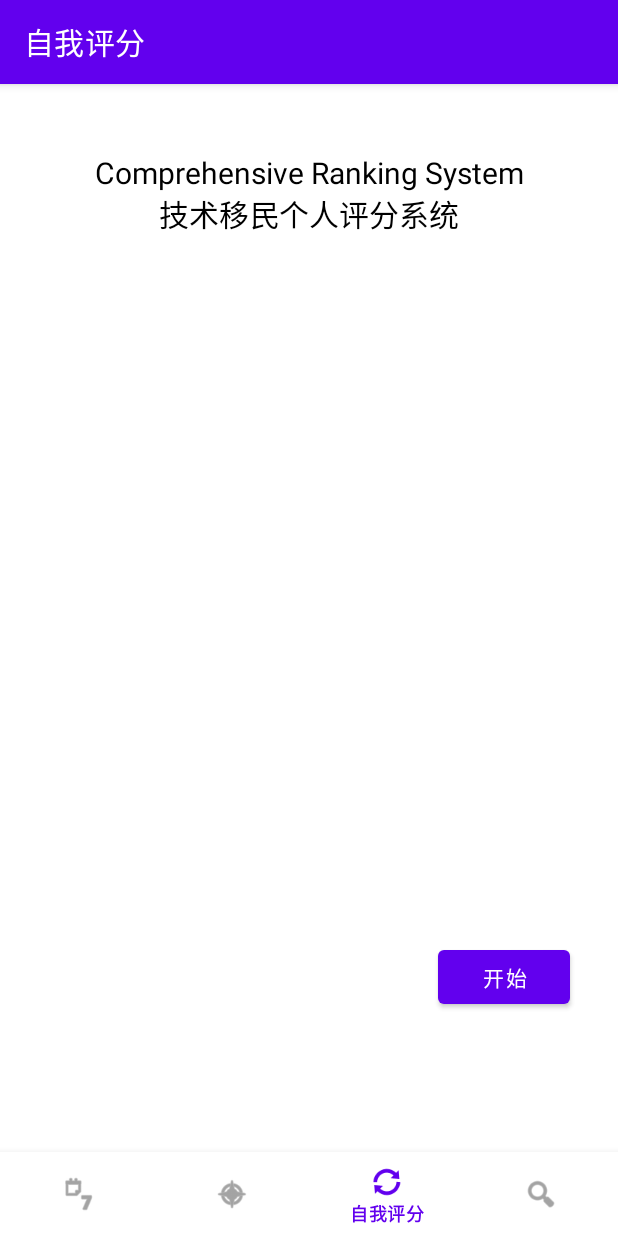
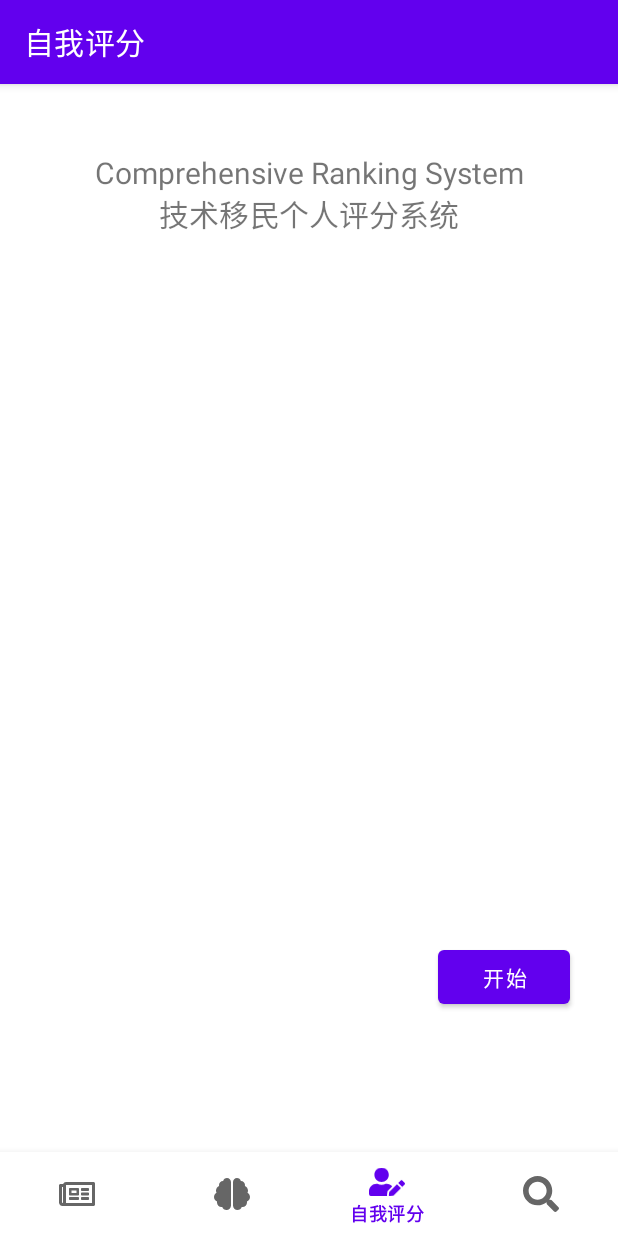
Before and after one commit to dl-maxwang/android_maptocanada, an Android app: the CrsFragment screen opened through its navigation route, on a phone screen of 412 x 824 dp. Run offline under Robolectric (Android 15) with nearby library versions, the phone set to English and light mode, and no system bars; our stand-ins replace navigation-ui; network calls fail.

Commit message:
update icons

```diff
--- /dev/null
+++ b/app/src/main/res/drawable/ic_brain_solid.xml
@@ -0,0 +1,9 @@
+<vector xmlns:android="http://schemas.android.com/apk/res/android"
+    android:width="576dp"
+    android:height="512dp"
+    android:viewportWidth="576"
+    android:viewportHeight="512">
+  <path
+      android:pathData="M208,0c-29.9,0 -54.7,20.5 -61.8,48.2 -0.8,0 -1.4,-0.2 -2.2,-0.2 -35.3,0 -64,28.7 -64,64 0,4.8 0.6,9.5 1.7,14C52.5,138 32,166.6 32,200c0,12.6 3.2,24.3 8.3,34.9C16.3,248.7 0,274.3 0,304c0,33.3 20.4,61.9 49.4,73.9 -0.9,4.6 -1.4,9.3 -1.4,14.1 0,39.8 32.2,72 72,72 4.1,0 8.1,-0.5 12,-1.2 9.6,28.5 36.2,49.2 68,49.2 39.8,0 72,-32.2 72,-72L272,64c0,-35.3 -28.7,-64 -64,-64zM576,304c0,-29.7 -16.3,-55.3 -40.3,-69.1 5.2,-10.6 8.3,-22.3 8.3,-34.9 0,-33.4 -20.5,-62 -49.7,-74 1,-4.5 1.7,-9.2 1.7,-14 0,-35.3 -28.7,-64 -64,-64 -0.8,0 -1.5,0.2 -2.2,0.2C422.7,20.5 397.9,0 368,0c-35.3,0 -64,28.6 -64,64v376c0,39.8 32.2,72 72,72 31.8,0 58.4,-20.7 68,-49.2 3.9,0.7 7.9,1.2 12,1.2 39.8,0 72,-32.2 72,-72 0,-4.8 -0.5,-9.5 -1.4,-14.1 29,-12 49.4,-40.6 49.4,-73.9z"
+      android:fillColor="@color/white"/>
+</vector>
--- /dev/null
+++ b/app/src/main/res/drawable/ic_newspaper_regular.xml
@@ -0,0 +1,9 @@
+<vector xmlns:android="http://schemas.android.com/apk/res/android"
+    android:width="576dp"
+    android:height="512dp"
+    android:viewportWidth="576"
+    android:viewportHeight="512">
+  <path
+      android:pathData="M552,64L112,64c-20.858,0 -38.643,13.377 -45.248,32L24,96c-13.255,0 -24,10.745 -24,24v272c0,30.928 25.072,56 56,56h496c13.255,0 24,-10.745 24,-24L576,88c0,-13.255 -10.745,-24 -24,-24zM48,392L48,144h16v248c0,4.411 -3.589,8 -8,8s-8,-3.589 -8,-8zM528,400L111.422,400c0.374,-2.614 0.578,-5.283 0.578,-8L112,112h416v288zM172,280h136c6.627,0 12,-5.373 12,-12v-96c0,-6.627 -5.373,-12 -12,-12L172,160c-6.627,0 -12,5.373 -12,12v96c0,6.627 5.373,12 12,12zM200,200h80v40h-80v-40zM160,340v-24c0,-6.627 5.373,-12 12,-12h136c6.627,0 12,5.373 12,12v24c0,6.627 -5.373,12 -12,12L172,352c-6.627,0 -12,-5.373 -12,-12zM352,340v-24c0,-6.627 5.373,-12 12,-12h104c6.627,0 12,5.373 12,12v24c0,6.627 -5.373,12 -12,12L364,352c-6.627,0 -12,-5.373 -12,-12zM352,196v-24c0,-6.627 5.373,-12 12,-12h104c6.627,0 12,5.373 12,12v24c0,6.627 -5.373,12 -12,12L364,208c-6.627,0 -12,-5.373 -12,-12zM352,268v-24c0,-6.627 5.373,-12 12,-12h104c6.627,0 12,5.373 12,12v24c0,6.627 -5.373,12 -12,12L364,280c-6.627,0 -12,-5.373 -12,-12z"
+      android:fillColor="@color/white"/>
+</vector>
--- /dev/null
+++ b/app/src/main/res/drawable/ic_search_solid.xml
@@ -0,0 +1,9 @@
+<vector xmlns:android="http://schemas.android.com/apk/res/android"
+    android:width="512dp"
+    android:height="512dp"
+    android:viewportWidth="512"
+    android:viewportHeight="512">
+  <path
+      android:pathData="M505,442.7L405.3,343c-4.5,-4.5 -10.6,-7 -17,-7H372c27.6,-35.3 44,-79.7 44,-128C416,93.1 322.9,0 208,0S0,93.1 0,208s93.1,208 208,208c48.3,0 92.7,-16.4 128,-44v16.3c0,6.4 2.5,12.5 7,17l99.7,99.7c9.4,9.4 24.6,9.4 33.9,0l28.3,-28.3c9.4,-9.4 9.4,-24.6 0.1,-34zM208,336c-70.7,0 -128,-57.2 -128,-128 0,-70.7 57.2,-128 128,-128 70.7,0 128,57.2 128,128 0,70.7 -57.2,128 -128,128z"
+      android:fillColor="@color/white"/>
+</vector>
--- /dev/null
+++ b/app/src/main/res/drawable/ic_user_edit_solid.xml
@@ -0,0 +1,9 @@
+<vector xmlns:android="http://schemas.android.com/apk/res/android"
+    android:width="640dp"
+    android:height="512dp"
+    android:viewportWidth="640"
+    android:viewportHeight="512">
+  <path
+      android:pathData="M224,256c70.7,0 128,-57.3 128,-128S294.7,0 224,0 96,57.3 96,128s57.3,128 128,128zM313.6,288h-16.7c-22.2,10.2 -46.9,16 -72.9,16s-50.6,-5.8 -72.9,-16h-16.7C60.2,288 0,348.2 0,422.4L0,464c0,26.5 21.5,48 48,48h274.9c-2.4,-6.8 -3.4,-14 -2.6,-21.3l6.8,-60.9 1.2,-11.1 7.9,-7.9 77.3,-77.3c-24.5,-27.7 -60,-45.5 -99.9,-45.5zM358.9,433.3l-6.8,61c-1.1,10.2 7.5,18.8 17.6,17.6l60.9,-6.8 137.9,-137.9 -71.7,-71.7 -137.9,137.8zM633,268.9L595.1,231c-9.3,-9.3 -24.5,-9.3 -33.8,0l-37.8,37.8 -4.1,4.1 71.8,71.7 41.8,-41.8c9.3,-9.4 9.3,-24.5 0,-33.9z"
+      android:fillColor="@color/white"/>
+</vector>
--- a/app/src/main/res/layout/fragment_crs.xml
+++ b/app/src/main/res/layout/fragment_crs.xml
@@ -15,7 +15,6 @@
         android:layout_marginEnd="8dp"
         android:textAlignment="center"
         android:textSize="20sp"
-        android:textColor="@color/text_color"
         app:layout_constraintBottom_toBottomOf="parent"
         app:layout_constraintEnd_toEndOf="parent"
         app:layout_constraintStart_toStartOf="parent"
--- a/app/src/main/res/menu/bottom_nav_menu.xml
+++ b/app/src/main/res/menu/bottom_nav_menu.xml
@@ -3,23 +3,23 @@
 
     <item
         android:id="@+id/navigation_news"
-        android:icon="@android:drawable/ic_menu_week"
+        android:icon="@drawable/ic_newspaper_regular"
         android:title="@string/title_news" />
 
     <item
         android:id="@+id/navigation_commonsense"
-        android:icon="@android:drawable/ic_menu_compass"
+        android:icon="@drawable/ic_brain_solid"
         android:title="@string/title_common_sense"
         />
 
     <item
         android:id="@+id/navigation_crs"
-        android:icon="@android:drawable/ic_popup_sync"
+        android:icon="@drawable/ic_user_edit_solid"
         android:title="@string/title_self_crs" />
 
     <item
         android:id="@+id/navigation_search"
-        android:icon="@android:drawable/ic_menu_search"
+        android:icon="@drawable/ic_search_solid"
         android:title="@string/search" />
 
 </menu>
```
